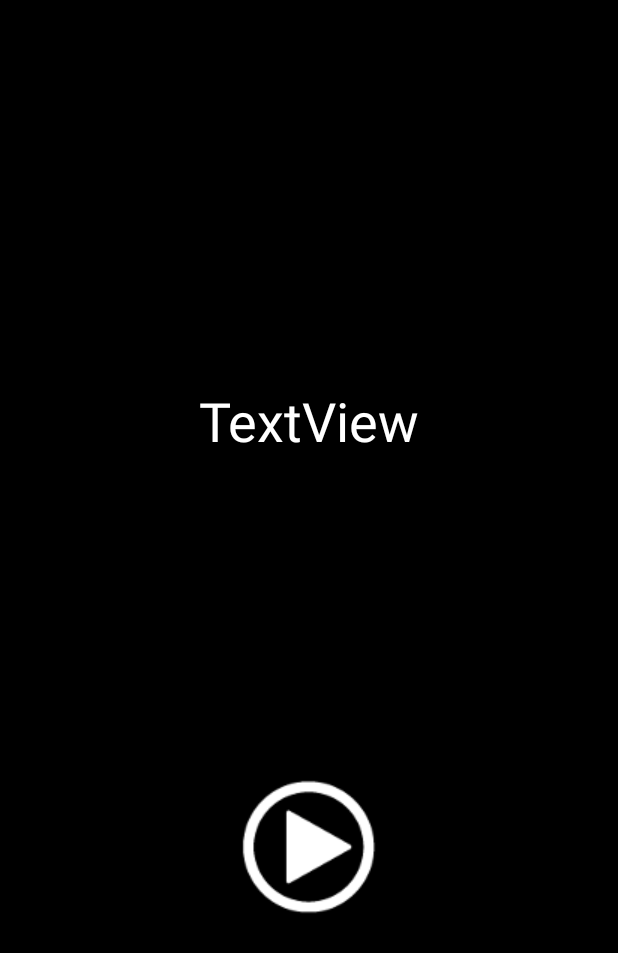
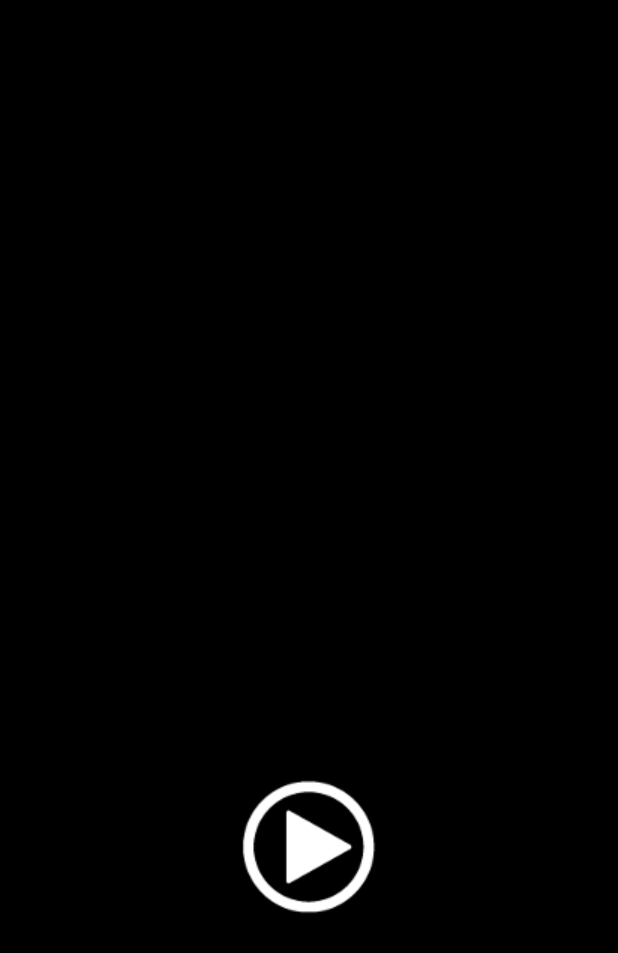
Before and after one commit to TimoHoliC/SimpleMeditationTimer, an Android app: the layout activity_meditation.xml on its own in the app's theme, with its tools: preview values and no code run, on a phone screen of 412 x 824 dp. Shown: the top 953 px of the screen. Run offline under Robolectric (Android 15) with nearby library versions, the phone set to English and light mode, and no system bars.

Commit message:
Dark Statusbar

```diff
--- a/app/src/main/java/com/example/timo/simplemeditationtimer/MeditationActivity.java
+++ b/app/src/main/java/com/example/timo/simplemeditationtimer/MeditationActivity.java
@@ -17,7 +17,7 @@ public class MeditationActivity extends AppCompatActivity implements View.OnClic
     private TextView timeTextView;
 
     private CountDownTimer countDownTimer;
-    private long timeLeftInMilliseconds = 6000;
+    private long timeLeftInMilliseconds = 1200000;
     private boolean timerRunning;
     private MediaPlayer singingBowlSound;
 
--- a/app/src/main/res/layout/activity_main_menu.xml
+++ b/app/src/main/res/layout/activity_main_menu.xml
@@ -4,6 +4,7 @@
     xmlns:tools="http://schemas.android.com/tools"
     android:layout_width="match_parent"
     android:layout_height="match_parent"
+    android:background="@android:color/black"
     tools:context=".MainMenuActivity">
 
     <android.support.design.widget.AppBarLayout
--- a/app/src/main/res/layout/activity_meditation.xml
+++ b/app/src/main/res/layout/activity_meditation.xml
@@ -20,7 +20,6 @@
         android:layout_marginTop="256dp"
         android:layout_marginEnd="8dp"
         android:layout_marginRight="8dp"
-        android:text="TextView"
         android:textColor="@android:color/white"
         android:textSize="36sp"
         app:layout_constraintEnd_toEndOf="parent"
--- a/app/src/main/res/layout/content_main_menu.xml
+++ b/app/src/main/res/layout/content_main_menu.xml
@@ -4,7 +4,7 @@
     xmlns:tools="http://schemas.android.com/tools"
     android:layout_width="match_parent"
     android:layout_height="match_parent"
-    android:background="@android:color/black"
+
     app:layout_behavior="@string/appbar_scrolling_view_behavior"
     tools:context=".MainMenuActivity"
     tools:showIn="@layout/activity_main_menu">
--- a/app/src/main/res/values/styles.xml
+++ b/app/src/main/res/values/styles.xml
@@ -4,7 +4,7 @@
     <style name="AppTheme" parent="Theme.AppCompat.Light.DarkActionBar">
         <!-- Customize your theme here. -->
         <item name="colorPrimary">@color/colorPrimary</item>
-        <item name="colorPrimaryDark">@color/colorPrimaryDark</item>
+        <item name="colorPrimaryDark">#000000</item>
         <item name="colorAccent">@color/colorAccent</item>
     </style>
 
```
